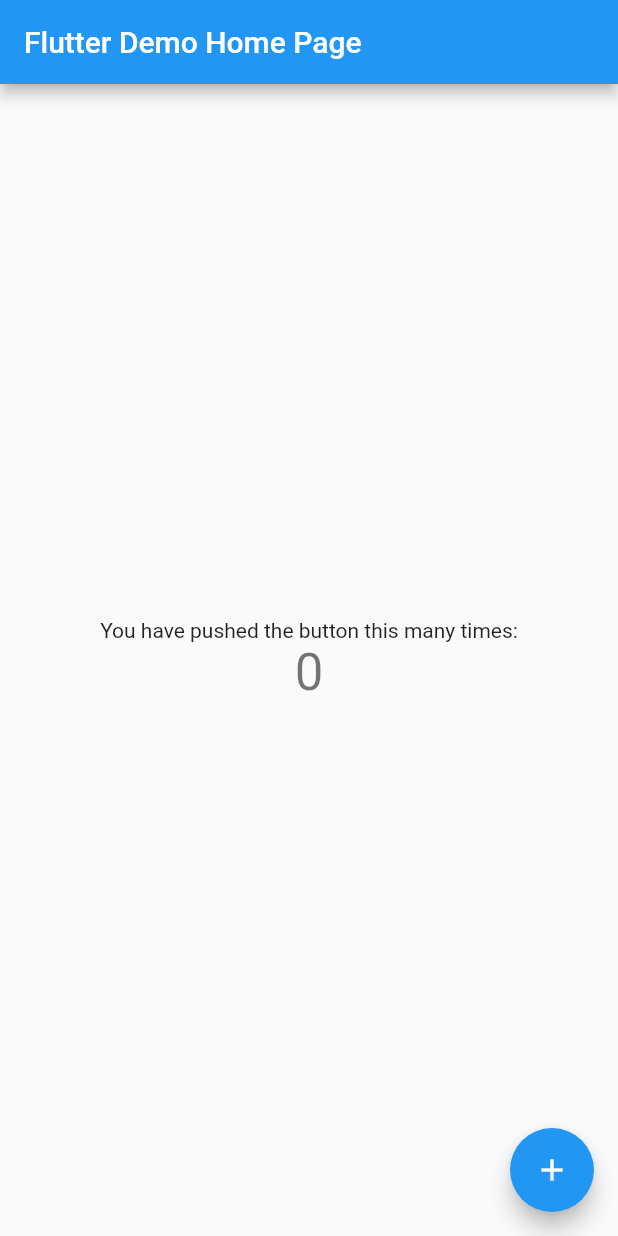
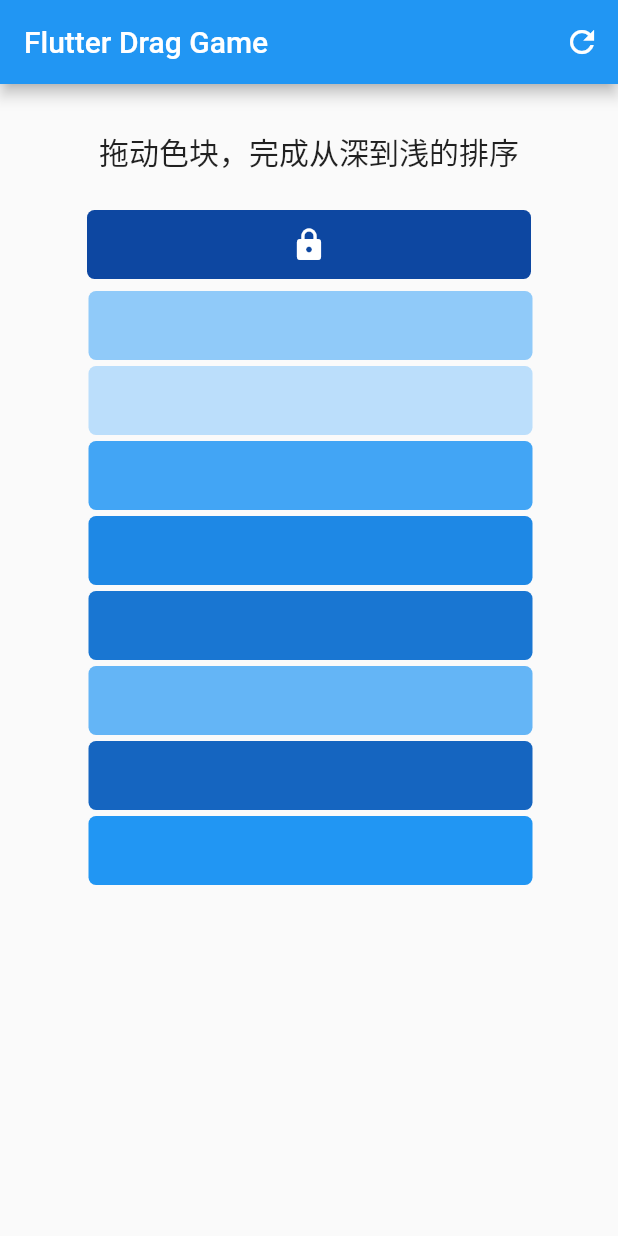
Before and after one commit to shengangneng/FlutterDragGame, a Flutter app: the screen it shows after launch, on a phone screen of 412 x 824 dp. Run offline on Flutter 3.47's test engine with Material 2 defaults, Android fonts, the phone set to English and light mode, and no system bars; missing offline and left inert: dart:ffi.

Commit message:
build : create and finish the project

```diff
--- /dev/null
+++ b/flutter_drag_game/lib/home_page.dart
@@ -0,0 +1,220 @@
+import 'dart:ffi';
+
+import 'package:flutter/material.dart';
+
+class MyHomePage extends StatefulWidget {
+  const MyHomePage({super.key, required this.title});
+
+  final String title;
+
+  @override
+  State<MyHomePage> createState() => _MyHomePageState();
+}
+
+class _MyHomePageState extends State<MyHomePage> {
+  // final List<Widget> boxes = [
+  //   Box(Colors.blue[100]!, 50.0, 50.0, key: UniqueKey()),
+  //   Box(Colors.blue[300]!, 100.0, 100.0, key: UniqueKey()),
+  //   Box(Colors.blue[500]!, 150.0, 150.0, key: UniqueKey()),
+  //   Box(Colors.blue[700]!, 200.0, 200.0, key: UniqueKey()),
+  //   Box(Colors.blue[900]!, 250.0, 250.0, key: UniqueKey()),
+  // ];
+
+  // final _colors = [
+  //   Colors.blue[100]!,
+  //   Colors.blue[300]!,
+  //   Colors.blue[500]!,
+  //   Colors.blue[700]!,
+  //   Colors.blue[900]!,
+  // ];
+  final _colors = List.generate(8, (index) => Colors.blue[(index + 1) * 100]);
+
+  int _blockIndex = 0;
+  final _stackKey = GlobalKey();
+  double? _stackHeight = 76;
+
+  _shuffle() {
+    setState(() {
+      _colors.shuffle();
+    });
+  }
+
+  _checkColor() {
+    for (int i = 0; i < _colors.length - 1; i++) {
+      // computeLuminance是亮度，亮度越大，代表颜色越深
+      double? iN = _colors[i]!.computeLuminance();
+      double? iN1 = _colors[i + 1]!.computeLuminance();
+      print("$iN --- $iN1");
+      if (iN! > iN1!) {
+        return;
+      }
+    }
+    showDialog(
+      context: context,
+      builder: (context) {
+        return SimpleDialog(
+          title: const Text('You Win!'),
+          children: [
+            SimpleDialogOption(
+              child: const Text('Play Again'),
+              onPressed: () {
+                Navigator.pop(context, true);
+                _shuffle();
+              },
+            ),
+          ],
+        );
+      },
+    );
+  }
+
+  @override
+  void initState() {
+    super.initState();
+    _shuffle();
+  }
+
+  @override
+  Widget build(BuildContext context) {
+
+    final screenSize = MediaQuery.of(context).size;
+
+    return Scaffold(
+      appBar: AppBar(
+        title: Text(widget.title),
+        actions: [
+          IconButton(
+              onPressed: () {
+                _shuffle();
+              },
+              icon: const Icon(Icons.refresh))
+        ],
+      ),
+      body: Center(
+          child: Column(
+            children: [
+              const SizedBox(height: 30),
+              const Text("拖动色块，完成从深到浅的排序",
+                style: TextStyle(fontSize: 20),
+              ),
+              const SizedBox(height: 24),
+              Container(
+                margin: const EdgeInsets.all(0),
+                width: Box.itemWidth - Box.itemPadding * 2,
+                height: Box.itemHeight - Box.itemPadding * 2,
+                decoration: BoxDecoration(
+                    color: Colors.blue[900],
+                    borderRadius: BorderRadius.circular(5)
+                ),
+                child: const Icon(Icons.lock, color: Colors.white),
+              ),
+              Expanded(
+                child: Listener(
+                  onPointerMove: (event) {
+                    // print(event);
+                    final y = event.position.dy - _stackHeight!;
+                    if (y > (_blockIndex + 1) * Box.itemHeight) {
+                      // move to right
+                      if (_blockIndex >= _colors.length - 1) return;
+                      setState(() {
+                        final temp = _colors[_blockIndex];
+                        _colors[_blockIndex] = _colors[_blockIndex + 1];
+                        _colors[_blockIndex + 1] = temp;
+                        _blockIndex++;
+                      });
+                    } else if (y < (_blockIndex * Box.itemHeight)) {
+                      // move to left
+                      if (_blockIndex <= 0) return;
+                      setState(() {
+                        final temp = _colors[_blockIndex];
+                        _colors[_blockIndex] = _colors[_blockIndex - 1];
+                        _colors[_blockIndex - 1] = temp;
+                        _blockIndex--;
+                      });
+                    }
+                  },
+                  child: Stack(
+                    key: _stackKey,
+                    children: List.generate(_colors.length, (i) => Box(
+                      _colors[i],
+                      (screenSize.width - Box.itemWidth) / 2 - 5,
+                      50.0*i,
+                      onDragStarted: (color) {
+                        // _stackHeight = _stackKey.currentContext?.size?.height;
+                        // localToGlobal就是把自己的位置转换到全屏的位置。
+                        _stackHeight = (_stackKey.currentContext?.findRenderObject() as RenderBox).localToGlobal(Offset.zero).dy;
+
+                        final index = _colors.indexOf(color);
+                        _blockIndex = index;
+                      },
+                      onDragEnded: () {
+                        print("heee");
+                        _checkColor();
+                      },
+                      key: ValueKey(_colors[i]),)),
+                  ),
+                ),
+              ),
+            ],
+          )
+      ), // This trailing comma makes auto-formatting nicer for build methods.
+    );
+  }
+}
+
+class Box extends StatelessWidget {
+
+  static const itemWidth = 300.0;
+  static const itemHeight = 50.0;
+  static const itemPadding = 2.0;
+  static const itemPaddingOnDrag = 4.0;
+  static const itemMargin = 8.0;
+  static const animatedDuration = 200;
+
+  final Color? color;
+  final double? x;
+  final double? y;
+  final Function(Color)? onDragStarted;
+  final Function()? onDragEnded;
+
+  const Box(this.color, this.x, this.y, {this.onDragStarted, this.onDragEnded, Key? key}) : super(key: key);
+
+  @override
+  Widget build(BuildContext context) {
+    // 这个final定义在build方法里面，和放在外面是不一样的。
+    final container = Container(
+      margin: const EdgeInsets.all(itemMargin),
+      width: itemWidth - itemPadding * 2,
+      height: itemHeight - itemPadding * 2,
+      decoration: BoxDecoration(
+        color: color,
+        borderRadius: BorderRadius.circular(5)
+      ),
+    );
+    final bigContainer = Container(
+      // 手势放上去之后，变大
+      margin: const EdgeInsets.all(itemMargin - itemPaddingOnDrag),
+      width: itemWidth + itemPadding * 2 + itemPaddingOnDrag * 2,
+      height: itemHeight + itemPadding * 2 + itemPaddingOnDrag * 2,
+      decoration: BoxDecoration(
+          color: color,
+          borderRadius: BorderRadius.circular(5)
+      ),
+    );
+
+    return AnimatedPositioned(
+        top: y,
+        left: x,
+        duration: const Duration(milliseconds: animatedDuration),
+        child: Draggable(
+          onDragStarted: () => onDragStarted!(color!),
+          onDragEnd: (detail) => onDragEnded!(),
+          feedback: bigContainer,
+          childWhenDragging: Visibility(
+            visible: false,
+              child: container
+          ),
+          child: container,
+        ));
+  }
+}
--- a/flutter_drag_game/lib/main.dart
+++ b/flutter_drag_game/lib/main.dart
@@ -1,4 +1,6 @@
 import 'package:flutter/material.dart';
+import 'home_page_1.dart';
+import 'home_page.dart';
 
 void main() {
   runApp(const MyApp());
@@ -11,105 +13,12 @@ class MyApp extends StatelessWidget {
   @override
   Widget build(BuildContext context) {
     return MaterialApp(
-      title: 'Flutter Demo',
+      debugShowCheckedModeBanner: false,
+      title: 'Flutter Drag Game',
       theme: ThemeData(
-        // This is the theme of your application.
-        //
-        // Try running your application with "flutter run". You'll see the
-        // application has a blue toolbar. Then, without quitting the app, try
-        // changing the primarySwatch below to Colors.green and then invoke
-        // "hot reload" (press "r" in the console where you ran "flutter run",
-        // or simply save your changes to "hot reload" in a Flutter IDE).
-        // Notice that the counter didn't reset back to zero; the application
-        // is not restarted.
         primarySwatch: Colors.blue,
       ),
-      home: const MyHomePage(title: 'Flutter Demo Home Page'),
+      home: const MyHomePage(title: 'Flutter Drag Game'),
     );
   }
 }
-
-class MyHomePage extends StatefulWidget {
-  const MyHomePage({super.key, required this.title});
-
-  // This widget is the home page of your application. It is stateful, meaning
-  // that it has a State object (defined below) that contains fields that affect
-  // how it looks.
-
-  // This class is the configuration for the state. It holds the values (in this
-  // case the title) provided by the parent (in this case the App widget) and
-  // used by the build method of the State. Fields in a Widget subclass are
-  // always marked "final".
-
-  final String title;
-
-  @override
-  State<MyHomePage> createState() => _MyHomePageState();
-}
-
-class _MyHomePageState extends State<MyHomePage> {
-  int _counter = 0;
-
-  void _incrementCounter() {
-    setState(() {
-      // This call to setState tells the Flutter framework that something has
-      // changed in this State, which causes it to rerun the build method below
-      // so that the display can reflect the updated values. If we changed
-      // _counter without calling setState(), then the build method would not be
-      // called again, and so nothing would appear to happen.
-      _counter++;
-    });
-  }
-
-  @override
-  Widget build(BuildContext context) {
-    // This method is rerun every time setState is called, for instance as done
-    // by the _incrementCounter method above.
-    //
-    // The Flutter framework has been optimized to make rerunning build methods
-    // fast, so that you can just rebuild anything that needs updating rather
-    // than having to individually change instances of widgets.
-    return Scaffold(
-      appBar: AppBar(
-        // Here we take the value from the MyHomePage object that was created by
-        // the App.build method, and use it to set our appbar title.
-        title: Text(widget.title),
-      ),
-      body: Center(
-        // Center is a layout widget. It takes a single child and positions it
-        // in the middle of the parent.
-        child: Column(
-          // Column is also a layout widget. It takes a list of children and
-          // arranges them vertically. By default, it sizes itself to fit its
-          // children horizontally, and tries to be as tall as its parent.
-          //
-          // Invoke "debug painting" (press "p" in the console, choose the
-          // "Toggle Debug Paint" action from the Flutter Inspector in Android
-          // Studio, or the "Toggle Debug Paint" command in Visual Studio Code)
-          // to see the wireframe for each widget.
-          //
-          // Column has various properties to control how it sizes itself and
-          // how it positions its children. Here we use mainAxisAlignment to
-          // center the children vertically; the main axis here is the vertical
-          // axis because Columns are vertical (the cross axis would be
-          // horizontal).
-          mainAxisAlignment: MainAxisAlignment.center,
-          children: <Widget>[
-            const Text(
-              'You have pushed the button this many times:',
-            ),
-            Text(
-              '$_counter',
-              style: Theme.of(context).textTheme.headline4,
-            ),
-          ],
-        ),
-      ),
-      floatingActionButton: FloatingActionButton(
-        onPressed: _incrementCounter,
-        tooltip: 'Increment',
-        child: const Icon(Icons.add),
-      ), // This trailing comma makes auto-formatting nicer for build methods.
-    );
-  }
-}
```
Also changed, not shown: flutter_drag_game/lib/home_page_1.dart (added, +70 -0 lines), 1 other file.
